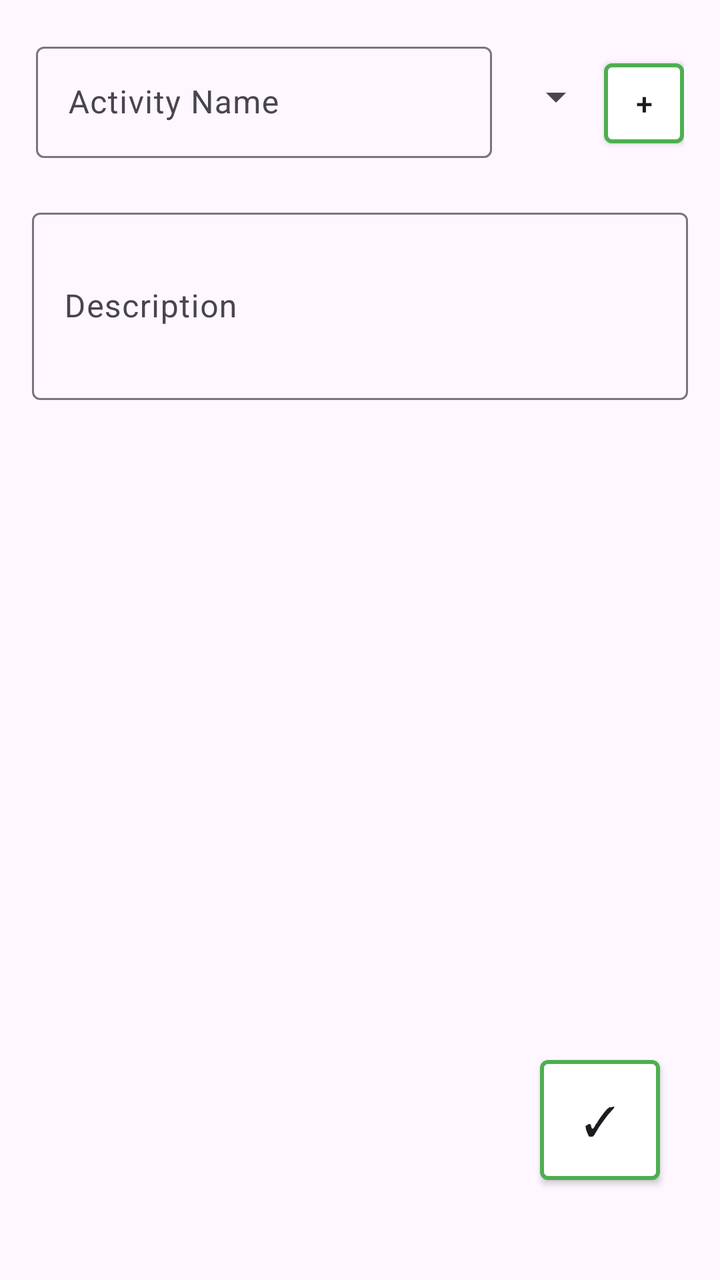
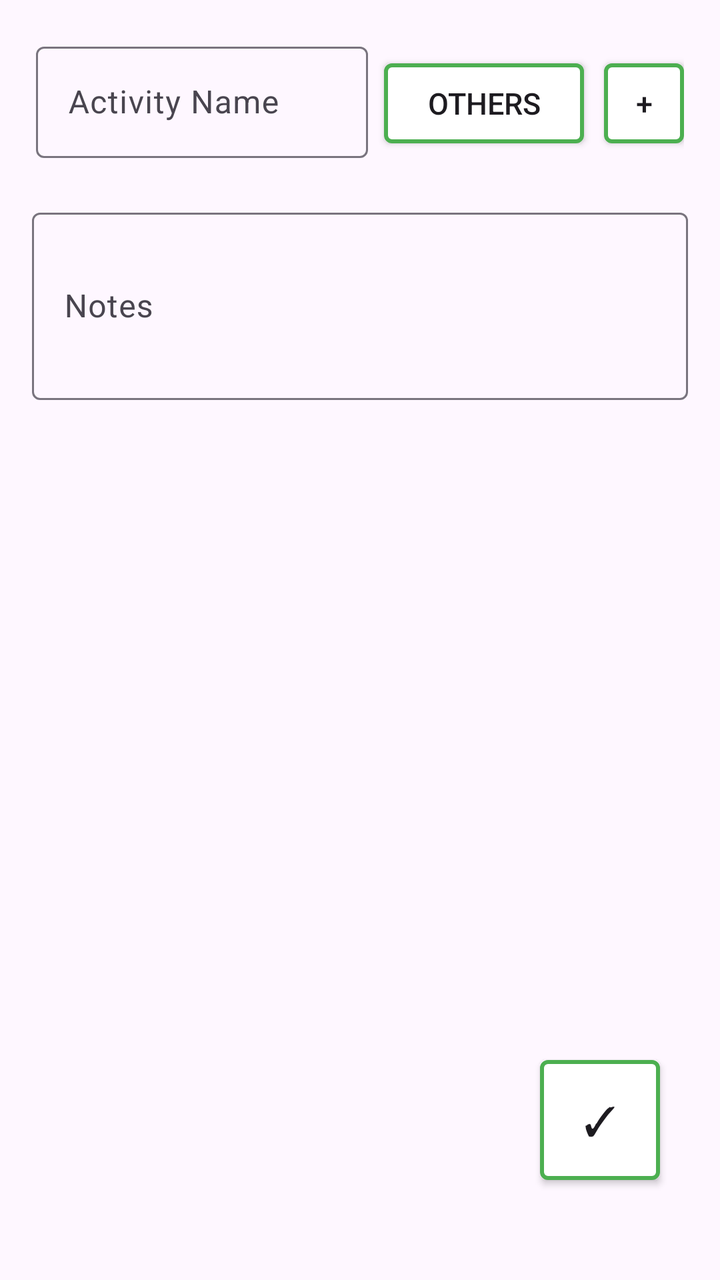

Compare the two renders of this Android layout. The source of the first and the diff that turns it into the second are given below.
<!-- AndroidManifest.xml: application theme Theme.ActiveCalendar -->
<!-- res/layout/activity_add.xml -->
<?xml version="1.0" encoding="utf-8"?>
<FrameLayout xmlns:android="http://schemas.android.com/apk/res/android"
    xmlns:tools="http://schemas.android.com/tools"
    android:id="@+id/main"
    android:layout_width="match_parent"
    android:layout_height="match_parent"
    android:fillViewport="true"
    tools:context=".AddActivity">

    <ScrollView
        android:layout_width="match_parent"
        android:layout_height="match_parent">

        <LinearLayout
            android:layout_width="match_parent"
            android:layout_height="wrap_content"
            android:orientation="vertical"
            android:padding="16dp">

            <LinearLayout
                android:layout_width="match_parent"
                android:layout_height="wrap_content"
                android:orientation="horizontal"
                android:padding="2dp">

                
                <com.google.android.material.textfield.TextInputLayout
                    android:id="@+id/textInputLayout_activityName"
                    android:layout_width="0dp"
                    android:layout_height="wrap_content"
                    android:layout_weight="1"
                    android:layout_marginEnd="8dp"
                    android:hint="Activity Name">

                    <com.google.android.material.textfield.TextInputEditText
                        android:id="@+id/editText_activityName"
                        android:layout_width="match_parent"
                        android:layout_height="wrap_content"
                        android:inputType="text"/>
                </com.google.android.material.textfield.TextInputLayout>

                <Spinner
                    android:id="@+id/spinner_activities"
                    android:layout_width="wrap_content"
                    android:layout_height="match_parent"/>

                <Button
                    android:id="@+id/btn_addActivityOption"
                    android:layout_width="40dp"
                    android:layout_height="40dp"
                    android:background="@drawable/default_button"
                    android:text="+"
                    android:textSize="15sp"
                    android:gravity="center"
                    android:padding="0dp"
                    android:minWidth="0dp"
                    android:minHeight="0dp"/>

            </LinearLayout>

            <com.google.android.material.textfield.TextInputLayout
                android:layout_width="match_parent"
                android:layout_height="wrap_content"
                android:layout_marginTop="20dp"
                android:hint="Description">

                <com.google.android.material.textfield.TextInputEditText
                    android:id="@+id/editText_activityDescription"
                    android:layout_width="match_parent"
                    android:layout_height="wrap_content"
                    android:inputType="textMultiLine"
                    android:minLines="3"/>

            </com.google.android.material.textfield.TextInputLayout>

        </LinearLayout>

    </ScrollView>

    <Button
        android:id="@+id/btn_save"
        android:layout_width="60dp"
        android:layout_height="60dp"
        android:layout_gravity="bottom|end"
        android:layout_marginBottom="50dp"
        android:layout_marginRight="30dp"
        android:background="@drawable/default_button"
        android:gravity="center"
        android:minWidth="0dp"
        android:minHeight="0dp"
        android:padding="0dp"
        android:text="✓"
        android:textSize="20sp" />

</FrameLayout>
<!-- resources referenced by this layout -->
<resources>
  <!-- drawable default_button (drawable) -->
  <?xml version="1.0" encoding="utf-8"?>
  <ripple xmlns:android="http://schemas.android.com/apk/res/android"
      android:color="#33000000">
  
      <item>
          <shape>
              <solid android:color="#FFFFFF"/>
  
              <stroke
                  android:width="2dp"
                  android:color="#4CAF50"/>
  
              <padding
                  android:left="12dp"
                  android:top="8dp"
                  android:right="12dp"
                  android:bottom="8dp"/>
  
              <corners android:radius="3dp"/>
          </shape>
      </item>
  
  </ripple>
  <style name="Theme.ActiveCalendar" parent="Base.Theme.ActiveCalendar" />
  <style name="Base.Theme.ActiveCalendar" parent="Theme.Material3.DayNight.NoActionBar">
          
          
      </style>
</resources>

<!-- the commit's change to res/layout/activity_add.xml (unified diff, before → after) -->
@@ -39,10 +39,23 @@
                         android:inputType="text"/>
                 </com.google.android.material.textfield.TextInputLayout>
 
-                <Spinner
-                    android:id="@+id/spinner_activities"
-                    android:layout_width="wrap_content"
-                    android:layout_height="match_parent"/>
+
+
+
+
+
+                <Button
+                    android:id="@+id/btn_chooseActivity"
+                    android:layout_width="100dp"
+                    android:layout_height="40dp"
+                    android:background="@drawable/default_button"
+                    android:text="Others"
+                    android:textSize="15sp"
+                    android:gravity="center"
+                    android:padding="0dp"
+                    android:minWidth="0dp"
+                    android:minHeight="0dp"
+                    android:layout_marginRight="10dp"/>
 
                 <Button
                     android:id="@+id/btn_addActivityOption"
@@ -62,10 +75,10 @@
                 android:layout_width="match_parent"
                 android:layout_height="wrap_content"
                 android:layout_marginTop="20dp"
-                android:hint="Description">
+                android:hint="Notes">
 
                 <com.google.android.material.textfield.TextInputEditText
-                    android:id="@+id/editText_activityDescription"
+                    android:id="@+id/editText_activityNotes"
                     android:layout_width="match_parent"
                     android:layout_height="wrap_content"
                     android:inputType="textMultiLine"
